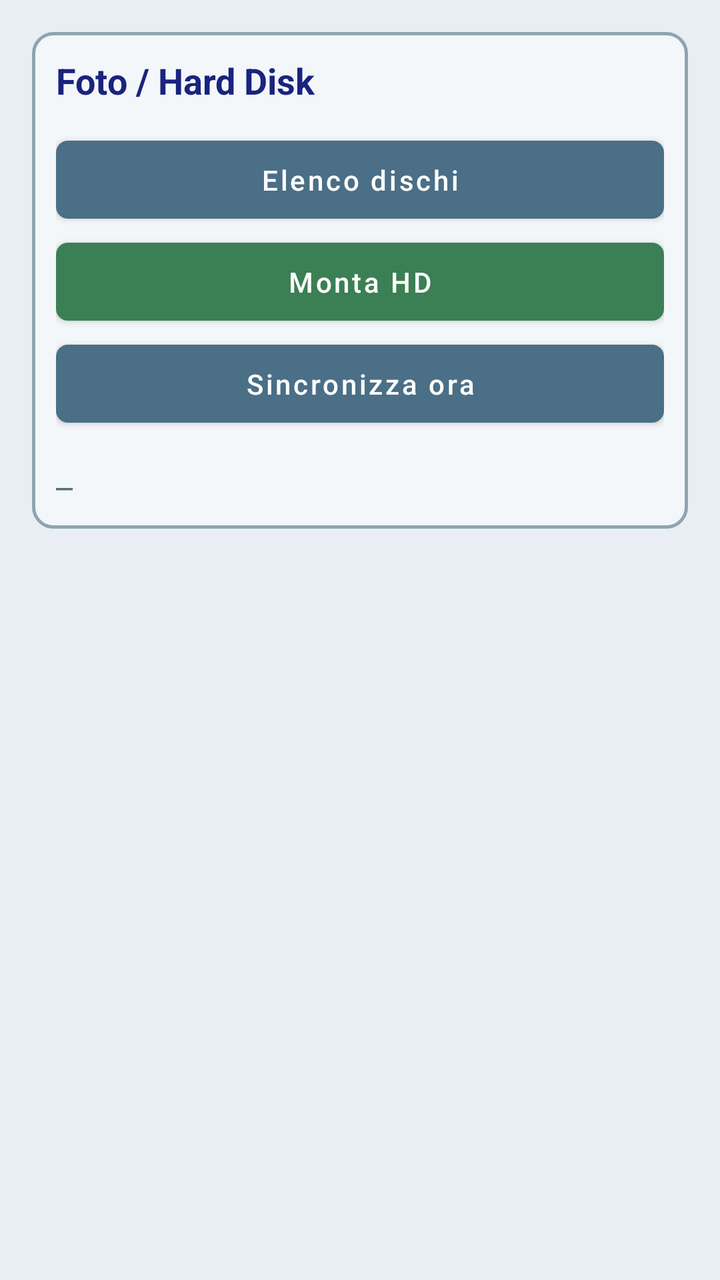
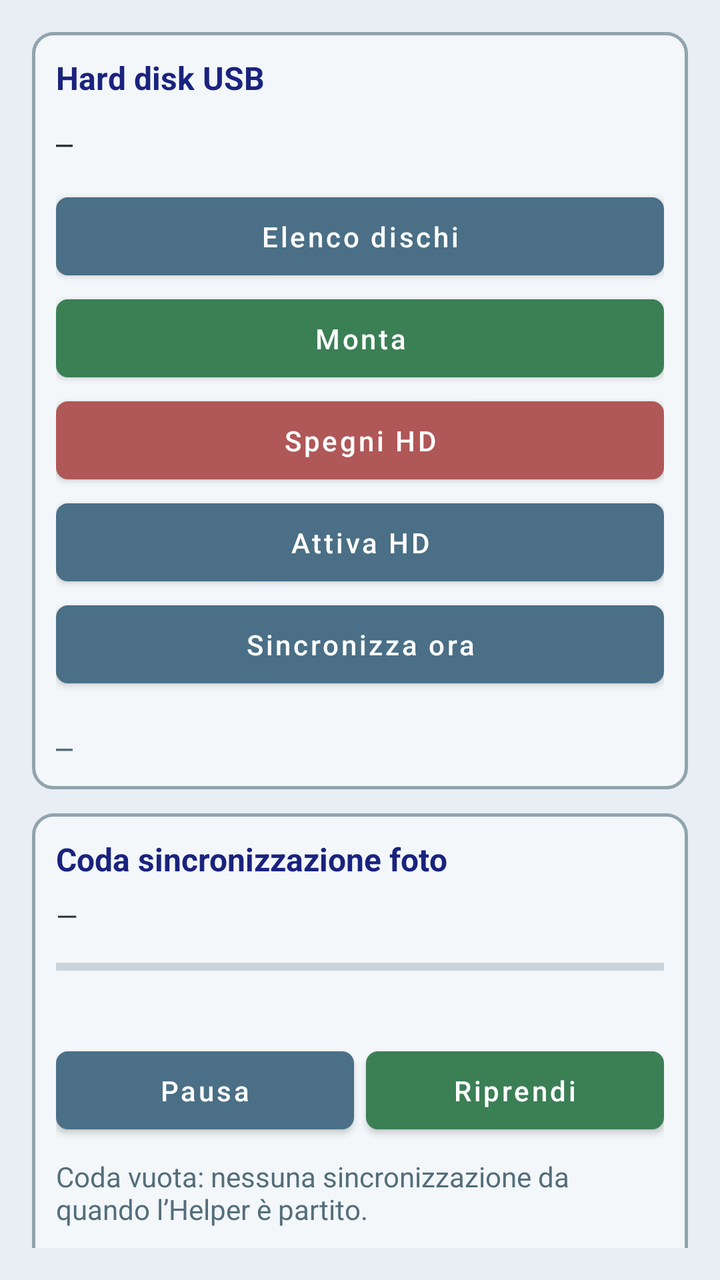

Two renders of the same Android screen: before a commit and after it. Below are the layout's source before the change and the commit's diff.
<!-- AndroidManifest.xml: application theme Theme.VesperaControl -->
<!-- res/layout/fragment_foto.xml -->
<?xml version="1.0" encoding="utf-8"?>
<ScrollView xmlns:android="http://schemas.android.com/apk/res/android"
    android:layout_width="match_parent"
    android:layout_height="match_parent"
    android:background="@color/vespera_bg"
    android:padding="16dp">

    <LinearLayout
        android:layout_width="match_parent"
        android:layout_height="wrap_content"
        android:orientation="vertical"
        android:background="@drawable/bg_section_panel"
        android:padding="12dp">

        <TextView
            android:layout_width="match_parent"
            android:layout_height="wrap_content"
            android:text="@string/tab_foto"
            android:textColor="@color/vespera_title"
            android:textSize="18sp"
            android:textStyle="bold" />

        <Button
            android:id="@+id/btnTakePhoto"
            style="@style/Widget.Vespera.Button.Slate"
            android:layout_width="match_parent"
            android:layout_height="wrap_content"
            android:layout_marginTop="12dp"
            android:text="@string/btn_take_photo" />

        <Button
            android:id="@+id/btnStartObs"
            style="@style/Widget.Vespera.Button.Primary"
            android:layout_width="match_parent"
            android:layout_height="wrap_content"
            android:text="@string/btn_start_obs" />

        <Button
            android:id="@+id/btnStopObs"
            style="@style/Widget.Vespera.Button.Slate"
            android:layout_width="match_parent"
            android:layout_height="wrap_content"
            android:text="@string/btn_stop_obs" />

        <TextView
            android:id="@+id/textFotoLog"
            android:layout_width="match_parent"
            android:layout_height="wrap_content"
            android:layout_marginTop="16dp"
            android:fontFamily="monospace"
            android:text="—"
            android:textColor="@color/vespera_muted" />
    </LinearLayout>
</ScrollView>
<!-- resources referenced by this layout -->
<resources>
  <color name="vespera_bg">#FFE8EEF4</color>
  <color name="vespera_muted">#FF546E7A</color>
  <color name="vespera_title">#FF1A237E</color>
  <!-- drawable bg_section_panel (drawable) -->
  <?xml version="1.0" encoding="utf-8"?>
  <shape xmlns:android="http://schemas.android.com/apk/res/android"
      android:shape="rectangle">
      <solid android:color="@color/vespera_surface" />
      <corners android:radius="10dp" />
      <stroke
          android:width="1.5dp"
          android:color="@color/vespera_panel_stroke" />
  </shape>
  <string name="btn_start_obs">Monta HD</string>
  <string name="btn_stop_obs">Sincronizza ora</string>
  <string name="btn_take_photo">Elenco dischi</string>
  <string name="tab_foto">Foto / Hard Disk</string>
  <style name="Widget.Vespera.Button.Primary" parent="Widget.Vespera.Button.Slate">
          <item name="backgroundTint">@color/vespera_green</item>
      </style>
  <style name="Widget.Vespera.Button.Slate" parent="Widget.MaterialComponents.Button">
          <item name="backgroundTint">@color/vespera_slate</item>
          <item name="android:textColor">@color/white</item>
          <item name="cornerRadius">6dp</item>
          <item name="android:textAllCaps">false</item>
          <item name="android:minHeight">44dp</item>
          <item name="android:paddingTop">10dp</item>
          <item name="android:paddingBottom">10dp</item>
      </style>
  <style name="Theme.VesperaControl" parent="Theme.MaterialComponents.Light.NoActionBar">
          <item name="colorPrimary">@color/vespera_green</item>
          <item name="colorPrimaryVariant">@color/vespera_slate</item>
          <item name="colorSecondary">@color/vespera_accent</item>
          <item name="colorOnPrimary">@color/white</item>
          <item name="colorOnSecondary">@color/white</item>
          <item name="colorSurface">@color/vespera_surface</item>
          <item name="colorOnSurface">@color/vespera_text</item>
          <item name="android:statusBarColor">@color/vespera_bg</item>
          <item name="android:navigationBarColor">@color/vespera_bg</item>
          <item name="android:windowBackground">@color/vespera_bg</item>
          <item name="android:textColorPrimary">@color/vespera_text</item>
          <item name="android:textColorSecondary">@color/vespera_muted</item>
          <item name="android:windowLightStatusBar">true</item>
          <item name="materialButtonStyle">@style/Widget.Vespera.Button.Slate</item>
      </style>
  <color name="vespera_surface">#FFF3F7FA</color>
  <color name="vespera_panel_stroke">#FF90A4AE</color>
  <color name="vespera_green">#FF3B7F55</color>
  <color name="vespera_slate">#FF4A6F86</color>
  <color name="white">#FFFFFFFF</color>
  <color name="vespera_accent">#FF1C6E8C</color>
  <color name="vespera_text">#FF212121</color>
</resources>

<!-- the commit's change to res/layout/fragment_foto.xml (unified diff, before → after) -->
@@ -4,6 +4,11 @@
     android:layout_height="match_parent"
     android:background="@color/vespera_bg"
     android:padding="16dp">
+
+    <LinearLayout
+        android:layout_width="match_parent"
+        android:layout_height="wrap_content"
+        android:orientation="vertical">
 
     <LinearLayout
         android:layout_width="match_parent"
@@ -15,13 +20,22 @@
         <TextView
             android:layout_width="match_parent"
             android:layout_height="wrap_content"
-            android:text="@string/tab_foto"
+            android:text="@string/card_hd"
             android:textColor="@color/vespera_title"
-            android:textSize="18sp"
+            android:textSize="16sp"
             android:textStyle="bold" />
 
+        <TextView
+            android:id="@+id/textHdStatus"
+            android:layout_width="match_parent"
+            android:layout_height="wrap_content"
+            android:layout_marginTop="12dp"
+            android:fontFamily="monospace"
+            android:text="—"
+            android:textColor="@color/vespera_text_secondary" />
+
         <Button
-            android:id="@+id/btnTakePhoto"
+            android:id="@+id/btnHdList"
             style="@style/Widget.Vespera.Button.Slate"
             android:layout_width="match_parent"
             android:layout_height="wrap_content"
@@ -29,14 +43,28 @@
             android:text="@string/btn_take_photo" />
 
         <Button
-            android:id="@+id/btnStartObs"
+            android:id="@+id/btnHdMount"
             style="@style/Widget.Vespera.Button.Primary"
             android:layout_width="match_parent"
             android:layout_height="wrap_content"
-            android:text="@string/btn_start_obs" />
+            android:text="@string/btn_mount_hd" />
 
         <Button
-            android:id="@+id/btnStopObs"
+            android:id="@+id/btnHdEject"
+            style="@style/Widget.Vespera.Button.Danger"
+            android:layout_width="match_parent"
+            android:layout_height="wrap_content"
+            android:text="@string/btn_unmount_hd" />
+
+        <Button
+            android:id="@+id/btnHdWake"
+            style="@style/Widget.Vespera.Button.Slate"
+            android:layout_width="match_parent"
+            android:layout_height="wrap_content"
+            android:text="@string/btn_hd_wake" />
+
+        <Button
+            android:id="@+id/btnSyncNow"
             style="@style/Widget.Vespera.Button.Slate"
             android:layout_width="match_parent"
             android:layout_height="wrap_content"
@@ -51,4 +79,88 @@
             android:text="—"
             android:textColor="@color/vespera_muted" />
     </LinearLayout>
+
+    <LinearLayout
+        android:layout_width="match_parent"
+        android:layout_height="wrap_content"
+        android:layout_marginTop="12dp"
+        android:orientation="vertical"
+        android:background="@drawable/bg_section_panel"
+        android:padding="12dp">
+
+        <TextView
+            android:layout_width="match_parent"
+            android:layout_height="wrap_content"
+            android:text="@string/card_sync_queue"
+            android:textColor="@color/vespera_title"
+            android:textSize="16sp"
+            android:textStyle="bold" />
+
+        <TextView
+            android:id="@+id/textSyncSummary"
+            android:layout_width="match_parent"
+            android:layout_height="wrap_content"
+            android:layout_marginTop="8dp"
+            android:text="—"
+            android:textColor="@color/vespera_text_secondary" />
+
+        <ProgressBar
+            android:id="@+id/progressSync"
+            style="?android:attr/progressBarStyleHorizontal"
+            android:layout_width="match_parent"
+            android:layout_height="wrap_content"
+            android:layout_marginTop="8dp"
+            android:max="1000"
+            android:progressTint="@color/vespera_accent" />
+
+        <TextView
+            android:id="@+id/textSyncCurrent"
+            android:layout_width="match_parent"
+            android:layout_height="wrap_content"
+            android:layout_marginTop="4dp"
+            android:fontFamily="monospace"
+            android:textSize="12sp"
+            android:text=""
+            android:textColor="@color/vespera_text_secondary" />
+
+        <LinearLayout
+            android:layout_width="match_parent"
+            android:layout_height="wrap_content"
+            android:layout_marginTop="8dp"
+            android:orientation="horizontal">
+
+            <Button
+                android:id="@+id/btnSyncPause"
+                style="@style/Widget.Vespera.Button.Slate"
+                android:layout_width="0dp"
+                android:layout_height="wrap_content"
+                android:layout_weight="1"
+                android:layout_marginEnd="6dp"
+                android:text="@string/btn_sync_pause" />
+
+            <Button
+                android:id="@+id/btnSyncResume"
+                style="@style/Widget.Vespera.Button.Primary"
+                android:layout_width="0dp"
+                android:layout_height="wrap_content"
+                android:layout_weight="1"
+                android:text="@string/btn_sync_resume" />
+        </LinearLayout>
+
+        <TextView
+            android:id="@+id/textSyncQueueEmpty"
+            android:layout_width="match_parent"
+            android:layout_height="wrap_content"
+            android:layout_marginTop="8dp"
+            android:text="@string/sync_queue_empty"
+            android:textColor="@color/vespera_muted" />
+
+        <LinearLayout
+            android:id="@+id/listSyncQueue"
+            android:layout_width="match_parent"
+            android:layout_height="wrap_content"
+            android:layout_marginTop="8dp"
+            android:orientation="vertical" />
+    </LinearLayout>
+    </LinearLayout>
 </ScrollView>
<!-- resource entries referenced after the edit -->
@@ -2,6 +2,7 @@
 <resources>
   <color name="vespera_bg">#FFE8EEF4</color>
   <color name="vespera_muted">#FF546E7A</color>
+  <color name="vespera_text_secondary">#FF263238</color>
   <color name="vespera_title">#FF1A237E</color>
   <!-- drawable bg_section_panel (drawable) -->
   <?xml version="1.0" encoding="utf-8"?>
@@ -13,10 +14,19 @@
           android:width="1.5dp"
           android:color="@color/vespera_panel_stroke" />
   </shape>
-  <string name="btn_start_obs">Monta HD</string>
+  <string name="btn_hd_wake">Attiva HD</string>
+  <string name="btn_mount_hd">Monta</string>
   <string name="btn_stop_obs">Sincronizza ora</string>
+  <string name="btn_sync_pause">Pausa</string>
+  <string name="btn_sync_resume">Riprendi</string>
   <string name="btn_take_photo">Elenco dischi</string>
-  <string name="tab_foto">Foto / Hard Disk</string>
+  <string name="btn_unmount_hd">Spegni HD</string>
+  <string name="card_hd">Hard disk USB</string>
+  <string name="card_sync_queue">Coda sincronizzazione foto</string>
+  <string name="sync_queue_empty">Coda vuota: nessuna sincronizzazione da quando l’Helper è partito.</string>
+  <style name="Widget.Vespera.Button.Danger" parent="Widget.Vespera.Button.Slate">
+          <item name="backgroundTint">@color/vespera_rose</item>
+      </style>
   <style name="Widget.Vespera.Button.Primary" parent="Widget.Vespera.Button.Slate">
           <item name="backgroundTint">@color/vespera_green</item>
       </style>
@@ -47,6 +57,7 @@
       </style>
   <color name="vespera_surface">#FFF3F7FA</color>
   <color name="vespera_panel_stroke">#FF90A4AE</color>
+  <color name="vespera_rose">#FFB05757</color>
   <color name="vespera_green">#FF3B7F55</color>
   <color name="vespera_slate">#FF4A6F86</color>
   <color name="white">#FFFFFFFF</color>
